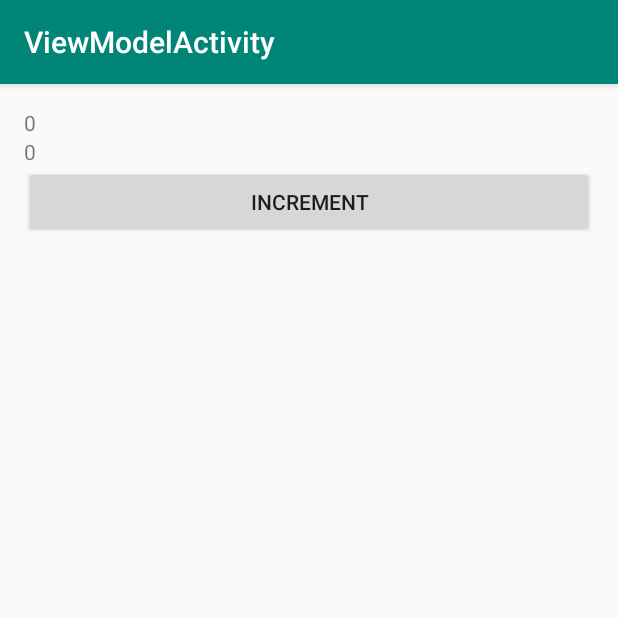
After one commit to peace710/AJLife, an Android app: the ViewModelActivity screen opened directly, with no data from a screen before it, on a phone screen of 412 x 824 dp, the top half of it. The commit adds this screen. Run offline under Robolectric (Android 15) with nearby library versions, the phone set to English and light mode, and no system bars.

Commit message:
jetpack viewmodel

```diff
--- /dev/null
+++ b/ALifeJetpack/src/main/java/me/peace/jetpack/viewmodel/ValueViewModel.java
@@ -0,0 +1,28 @@
+package me.peace.jetpack.viewmodel;
+
+import android.util.Log;
+
+import androidx.lifecycle.ViewModel;
+import me.peace.jetpack.livedata.ext.LiveDataEventBus;
+
+public class ValueViewModel extends ViewModel {
+    private static final String TAG = "ValueViewModel";
+
+    private int value;
+
+    public void increase() {
+        value++;
+        update();
+    }
+
+    public void update(){
+        LiveDataEventBus.get().with(ValueViewModel.class.getSimpleName()).setValue(value);
+    }
+
+    @Override
+    protected void onCleared() {
+        super.onCleared();
+        Log.d(TAG, "onCleared() called");
+        value = 0;
+    }
+}
--- /dev/null
+++ b/ALifeJetpack/src/main/java/me/peace/jetpack/viewmodel/ViewModelActivity.java
@@ -0,0 +1,61 @@
+package me.peace.jetpack.viewmodel;
+
+import android.view.View;
+import android.widget.Button;
+import android.widget.TextView;
+
+import androidx.lifecycle.Observer;
+import androidx.lifecycle.ViewModelProvider;
+import me.peace.base.BaseActivity;
+import me.peace.jetpack.R;
+import me.peace.jetpack.livedata.ext.LiveDataEventBus;
+
+public class ViewModelActivity extends BaseActivity {
+    private TextView text;
+    private TextView view_model_text;
+    private Button increment;
+    private int value;
+    private ValueViewModel model;
+
+    @Override
+    protected int offerContentViewId() {
+        return R.layout.activity_view_model;
+    }
+
+    @Override
+    protected void init() {
+        LiveDataEventBus.get().with(ValueViewModel.class.getSimpleName(),int.class).observe(this,
+            new Observer<Integer>() {
+                @Override
+                public void onChanged(Integer integer) {
+                    view_model_text.setText(getString(R.string.view_model) + integer);
+                }
+            });
+        model = new ViewModelProvider(this).get(ValueViewModel.class);
+    }
+
+    @Override
+    protected void initView() {
+        text = findViewById(R.id.text);
+        view_model_text = findViewById(R.id.view_model_text);
+        increment = findViewById(R.id.increment);
+    }
+
+    @Override
+    protected void initListener() {
+        increment.setOnClickListener(new View.OnClickListener() {
+            @Override
+            public void onClick(View v) {
+                value++;
+                text.setText(getString(R.string.common) + value);
+                model.increase();
+            }
+        });
+    }
+
+    @Override
+    protected void onDestroy() {
+        super.onDestroy();
+        LiveDataEventBus.get().leave(ValueViewModel.class.getSimpleName());
+    }
+}
--- /dev/null
+++ b/ALifeJetpack/src/main/res/layout/activity_view_model.xml
@@ -0,0 +1,39 @@
+<?xml version="1.0" encoding="utf-8"?>
+<androidx.constraintlayout.widget.ConstraintLayout
+    xmlns:android="http://schemas.android.com/apk/res/android"
+    android:layout_width="match_parent"
+    android:layout_height="match_parent"
+    xmlns:app="http://schemas.android.com/apk/res-auto"
+    android:layout_margin="@dimen/activity_margin">
+
+    <TextView
+        android:layout_width="0dp"
+        android:layout_height="wrap_content"
+        android:id="@+id/text"
+        app:layout_constraintTop_toTopOf="parent"
+        app:layout_constraintStart_toStartOf="parent"
+        app:layout_constraintEnd_toEndOf="parent"
+        android:text="0"
+    />
+
+    <TextView
+        android:layout_width="0dp"
+        android:layout_height="wrap_content"
+        app:layout_constraintTop_toBottomOf="@+id/text"
+        app:layout_constraintStart_toStartOf="parent"
+        app:layout_constraintEnd_toEndOf="parent"
+        android:text="0"
+        android:id="@+id/view_model_text"
+        />
+
+    <Button
+        android:layout_width="0dp"
+        android:layout_height="wrap_content"
+        app:layout_constraintTop_toBottomOf="@+id/view_model_text"
+        app:layout_constraintStart_toStartOf="parent"
+        app:layout_constraintEnd_toEndOf="parent"
+        android:text="@string/increment"
+        android:id="@+id/increment"
+        />
+
+</androidx.constraintlayout.widget.ConstraintLayout>
--- a/app/src/main/java/me/peace/app/activity/RootActivity.java
+++ b/app/src/main/java/me/peace/app/activity/RootActivity.java
@@ -18,6 +18,7 @@ import me.peace.hook.activity.HookClickActivity;
 import me.peace.jetpack.lifecycle.LifeCycleActivity;
 import me.peace.jetpack.livedata.LiveDataMainActivity;
 import me.peace.jetpack.livedata.ext.LiveDataExtMainActivity;
+import me.peace.jetpack.viewmodel.ViewModelActivity;
 
 public class RootActivity extends BaseActivity {
 
```
